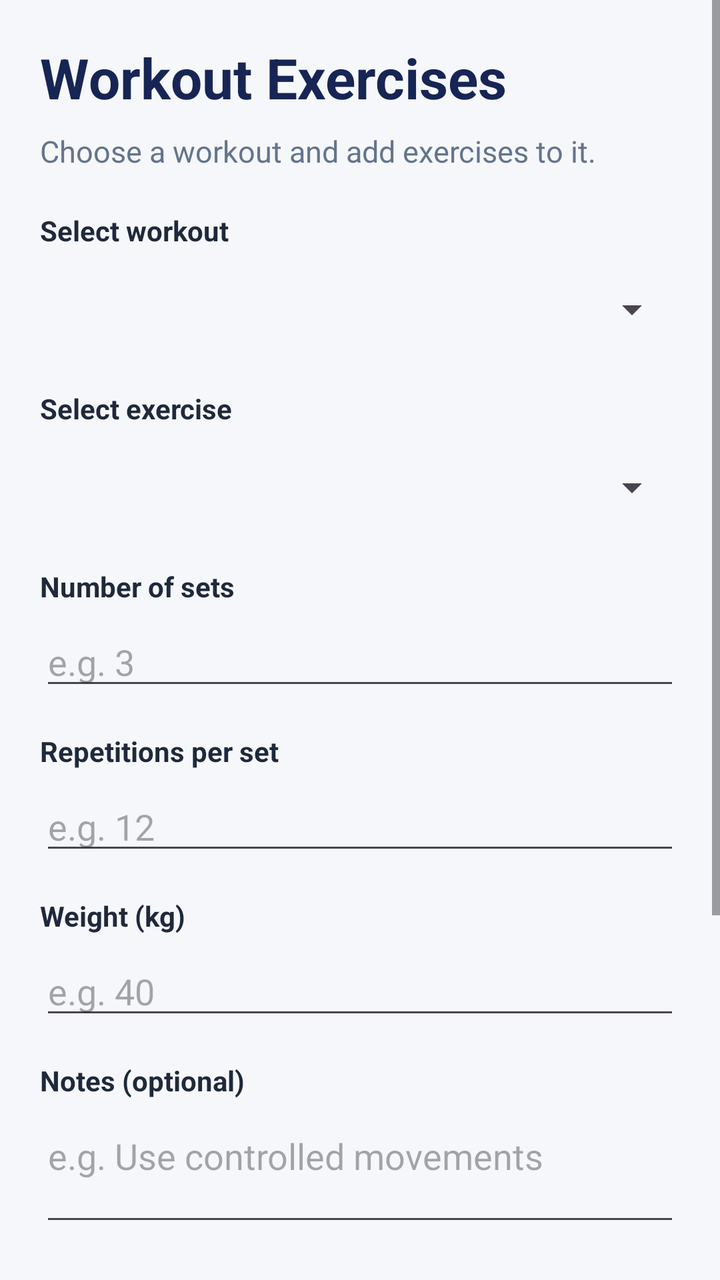
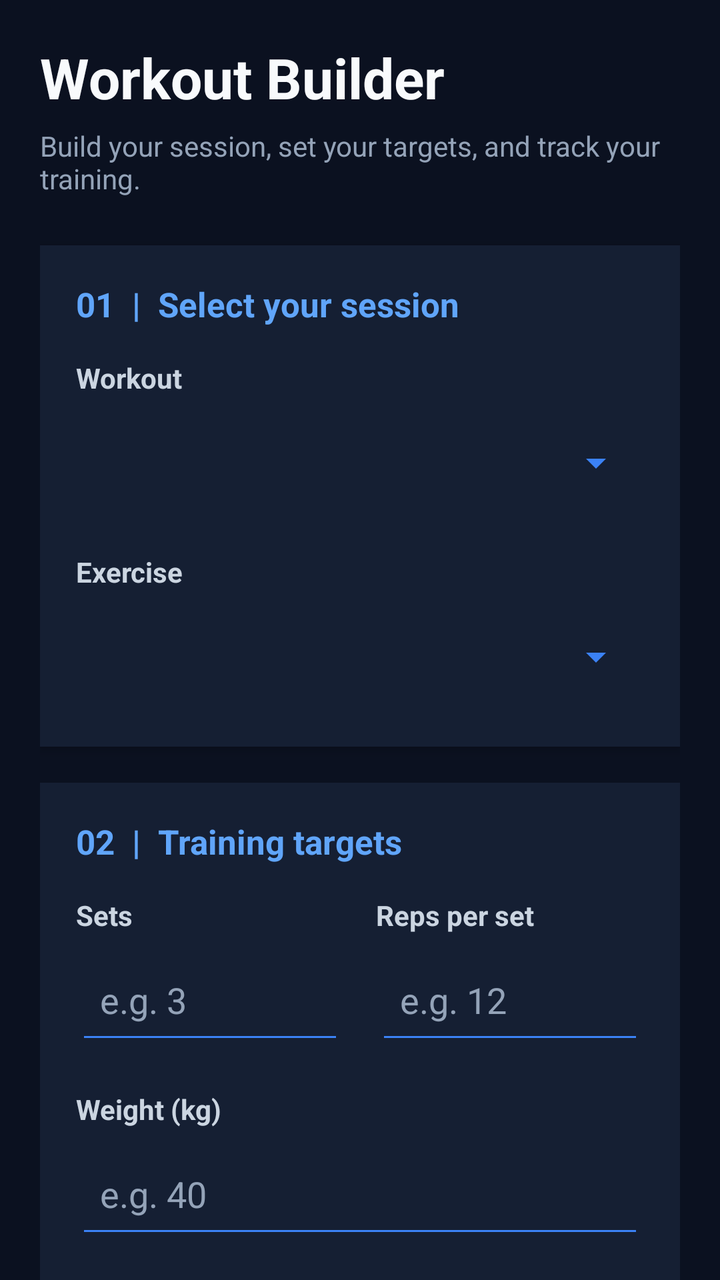

Two renders of the same Android screen: before a commit and after it. Below are the layout's source before the change and the commit's diff.
<!-- AndroidManifest.xml: application theme Theme.GymTrackerPro -->
<!-- res/layout/activity_workout_exercises.xml -->
<?xml version="1.0" encoding="utf-8"?>
<ScrollView xmlns:android="http://schemas.android.com/apk/res/android"
    android:layout_width="match_parent"
    android:layout_height="match_parent"
    android:background="#F5F7FA"
    android:fillViewport="true">

    <LinearLayout
        android:layout_width="match_parent"
        android:layout_height="wrap_content"
        android:orientation="vertical"
        android:padding="20dp">

        <TextView
            android:layout_width="match_parent"
            android:layout_height="wrap_content"
            android:text="Workout Exercises"
            android:textColor="#172554"
            android:textSize="28sp"
            android:textStyle="bold"
            android:layout_marginBottom="8dp" />

        <TextView
            android:layout_width="match_parent"
            android:layout_height="wrap_content"
            android:text="Choose a workout and add exercises to it."
            android:textColor="#64748B"
            android:textSize="15sp"
            android:layout_marginBottom="20dp" />

        <TextView
            android:layout_width="match_parent"
            android:layout_height="wrap_content"
            android:text="Select workout"
            android:textStyle="bold"
            android:textColor="#1E293B" />

        <Spinner
            android:id="@+id/spinnerWorkouts"
            android:layout_width="match_parent"
            android:layout_height="wrap_content"
            android:minHeight="48dp"
            android:layout_marginTop="6dp"
            android:layout_marginBottom="16dp" />

        <TextView
            android:layout_width="match_parent"
            android:layout_height="wrap_content"
            android:text="Select exercise"
            android:textStyle="bold"
            android:textColor="#1E293B" />

        <Spinner
            android:id="@+id/spinnerExercises"
            android:layout_width="match_parent"
            android:layout_height="wrap_content"
            android:minHeight="48dp"
            android:layout_marginTop="6dp"
            android:layout_marginBottom="16dp" />

        <TextView
            android:layout_width="match_parent"
            android:layout_height="wrap_content"
            android:text="Number of sets"
            android:textStyle="bold"
            android:textColor="#1E293B" />

        <EditText
            android:id="@+id/editSets"
            android:layout_width="match_parent"
            android:layout_height="wrap_content"
            android:hint="e.g. 3"
            android:inputType="number"
            android:layout_marginTop="6dp"
            android:layout_marginBottom="16dp" />

        <TextView
            android:layout_width="match_parent"
            android:layout_height="wrap_content"
            android:text="Repetitions per set"
            android:textStyle="bold"
            android:textColor="#1E293B" />

        <EditText
            android:id="@+id/editRepetitions"
            android:layout_width="match_parent"
            android:layout_height="wrap_content"
            android:hint="e.g. 12"
            android:inputType="number"
            android:layout_marginTop="6dp"
            android:layout_marginBottom="16dp" />

        <TextView
            android:layout_width="match_parent"
            android:layout_height="wrap_content"
            android:text="Weight (kg)"
            android:textStyle="bold"
            android:textColor="#1E293B" />

        <EditText
            android:id="@+id/editWeight"
            android:layout_width="match_parent"
            android:layout_height="wrap_content"
            android:hint="e.g. 40"
            android:inputType="numberDecimal"
            android:layout_marginTop="6dp"
            android:layout_marginBottom="16dp" />

        <TextView
            android:layout_width="match_parent"
            android:layout_height="wrap_content"
            android:text="Notes (optional)"
            android:textStyle="bold"
            android:textColor="#1E293B" />

        <EditText
            android:id="@+id/editExerciseNotes"
            android:layout_width="match_parent"
            android:layout_height="wrap_content"
            android:hint="e.g. Use controlled movements"
            android:inputType="textCapSentences|textMultiLine"
            android:minLines="2"
            android:gravity="top"
            android:layout_marginTop="6dp"
            android:layout_marginBottom="20dp" />

        <Button
            android:id="@+id/buttonAddExerciseToWorkout"
            android:layout_width="match_parent"
            android:layout_height="wrap_content"
            android:text="Add Exercise to Workout" />

        <TextView
            android:layout_width="match_parent"
            android:layout_height="wrap_content"
            android:text="Assigned Exercises"
            android:textColor="#172554"
            android:textSize="20sp"
            android:textStyle="bold"
            android:layout_marginTop="28dp"
            android:layout_marginBottom="12dp" />

        <TextView
            android:id="@+id/textAssignedExercises"
            android:layout_width="match_parent"
            android:layout_height="wrap_content"
            android:background="#FFFFFF"
            android:padding="16dp"
            android:text="Assigned exercises will appear here."
            android:textColor="#334155"
            android:textSize="16sp"
            android:lineSpacingExtra="6dp" />

        <Button
            android:id="@+id/buttonBackHome"
            android:layout_width="match_parent"
            android:layout_height="wrap_content"
            android:text="Back"
            android:layout_marginTop="20dp" />

    </LinearLayout>

</ScrollView>
<!-- resources referenced by this layout -->
<resources>
  <style name="Theme.GymTrackerPro" parent="Base.Theme.GymTrackerPro" />
  <style name="Base.Theme.GymTrackerPro" parent="Theme.Material3.DayNight.NoActionBar">
          
          
      </style>
</resources>

<!-- the commit's change to res/layout/activity_workout_exercises.xml (unified diff, before → after) -->
@@ -2,8 +2,9 @@
 <ScrollView xmlns:android="http://schemas.android.com/apk/res/android"
     android:layout_width="match_parent"
     android:layout_height="match_parent"
-    android:background="#F5F7FA"
-    android:fillViewport="true">
+    android:background="#0B1120"
+    android:fillViewport="true"
+    android:scrollbars="none">
 
     <LinearLayout
         android:layout_width="match_parent"
@@ -11,152 +12,275 @@
         android:orientation="vertical"
         android:padding="20dp">
 
+        
         <TextView
             android:layout_width="match_parent"
             android:layout_height="wrap_content"
-            android:text="Workout Exercises"
-            android:textColor="#172554"
+            android:text="Workout Builder"
+            android:textColor="#F8FAFC"
             android:textSize="28sp"
-            android:textStyle="bold"
-            android:layout_marginBottom="8dp" />
+            android:textStyle="bold" />
 
         <TextView
             android:layout_width="match_parent"
             android:layout_height="wrap_content"
-            android:text="Choose a workout and add exercises to it."
-            android:textColor="#64748B"
-            android:textSize="15sp"
-            android:layout_marginBottom="20dp" />
-
-        <TextView
-            android:layout_width="match_parent"
-            android:layout_height="wrap_content"
-            android:text="Select workout"
-            android:textStyle="bold"
-            android:textColor="#1E293B" />
-
-        <Spinner
-            android:id="@+id/spinnerWorkouts"
-            android:layout_width="match_parent"
-            android:layout_height="wrap_content"
-            android:minHeight="48dp"
             android:layout_marginTop="6dp"
-            android:layout_marginBottom="16dp" />
-
-        <TextView
-            android:layout_width="match_parent"
-            android:layout_height="wrap_content"
-            android:text="Select exercise"
-            android:textStyle="bold"
-            android:textColor="#1E293B" />
-
-        <Spinner
-            android:id="@+id/spinnerExercises"
-            android:layout_width="match_parent"
-            android:layout_height="wrap_content"
-            android:minHeight="48dp"
-            android:layout_marginTop="6dp"
-            android:layout_marginBottom="16dp" />
-
-        <TextView
-            android:layout_width="match_parent"
-            android:layout_height="wrap_content"
-            android:text="Number of sets"
-            android:textStyle="bold"
-            android:textColor="#1E293B" />
-
-        <EditText
-            android:id="@+id/editSets"
-            android:layout_width="match_parent"
-            android:layout_height="wrap_content"
-            android:hint="e.g. 3"
-            android:inputType="number"
-            android:layout_marginTop="6dp"
-            android:layout_marginBottom="16dp" />
-
-        <TextView
-            android:layout_width="match_parent"
-            android:layout_height="wrap_content"
-            android:text="Repetitions per set"
-            android:textStyle="bold"
-            android:textColor="#1E293B" />
-
-        <EditText
-            android:id="@+id/editRepetitions"
-            android:layout_width="match_parent"
-            android:layout_height="wrap_content"
-            android:hint="e.g. 12"
-            android:inputType="number"
-            android:layout_marginTop="6dp"
-            android:layout_marginBottom="16dp" />
-
-        <TextView
-            android:layout_width="match_parent"
-            android:layout_height="wrap_content"
-            android:text="Weight (kg)"
-            android:textStyle="bold"
-            android:textColor="#1E293B" />
-
-        <EditText
-            android:id="@+id/editWeight"
-            android:layout_width="match_parent"
-            android:layout_height="wrap_content"
-            android:hint="e.g. 40"
-            android:inputType="numberDecimal"
-            android:layout_marginTop="6dp"
-            android:layout_marginBottom="16dp" />
-
-        <TextView
-            android:layout_width="match_parent"
-            android:layout_height="wrap_content"
-            android:text="Notes (optional)"
-            android:textStyle="bold"
-            android:textColor="#1E293B" />
-
-        <EditText
-            android:id="@+id/editExerciseNotes"
-            android:layout_width="match_parent"
-            android:layout_height="wrap_content"
-            android:hint="e.g. Use controlled movements"
-            android:inputType="textCapSentences|textMultiLine"
-            android:minLines="2"
-            android:gravity="top"
-            android:layout_marginTop="6dp"
-            android:layout_marginBottom="20dp" />
-
-        <Button
-            android:id="@+id/buttonAddExerciseToWorkout"
-            android:layout_width="match_parent"
-            android:layout_height="wrap_content"
-            android:text="Add Exercise to Workout" />
-
-        <TextView
-            android:layout_width="match_parent"
-            android:layout_height="wrap_content"
-            android:text="Assigned Exercises"
-            android:textColor="#172554"
-            android:textSize="20sp"
-            android:textStyle="bold"
-            android:layout_marginTop="28dp"
-            android:layout_marginBottom="12dp" />
-
-        <TextView
-            android:id="@+id/textAssignedExercises"
-            android:layout_width="match_parent"
-            android:layout_height="wrap_content"
-            android:background="#FFFFFF"
-            android:padding="16dp"
-            android:text="Assigned exercises will appear here."
-            android:textColor="#334155"
-            android:textSize="16sp"
-            android:lineSpacingExtra="6dp" />
-
+            android:layout_marginBottom="24dp"
+            android:text="Build your session, set your targets, and track your training."
+            android:textColor="#94A3B8"
+            android:textSize="14sp" />
+
+        
+        <LinearLayout
+            android:layout_width="match_parent"
+            android:layout_height="wrap_content"
+            android:orientation="vertical"
+            android:padding="18dp"
+            android:background="#151F33"
+            android:elevation="3dp">
+
+            <TextView
+                android:layout_width="match_parent"
+                android:layout_height="wrap_content"
+                android:text="01  |  Select your session"
+                android:textColor="#60A5FA"
+                android:textSize="17sp"
+                android:textStyle="bold"
+                android:layout_marginBottom="16dp" />
+
+            <TextView
+                android:layout_width="match_parent"
+                android:layout_height="wrap_content"
+                android:text="Workout"
+                android:textStyle="bold"
+                android:textColor="#CBD5E1"
+                android:layout_marginBottom="6dp" />
+
+            <Spinner
+                android:id="@+id/spinnerWorkouts"
+                android:layout_width="match_parent"
+                android:layout_height="54dp"
+                android:backgroundTint="#3B82F6"
+                android:paddingStart="10dp"
+                android:paddingEnd="10dp" />
+
+            <TextView
+                android:layout_width="match_parent"
+                android:layout_height="wrap_content"
+                android:text="Exercise"
+                android:textStyle="bold"
+                android:textColor="#CBD5E1"
+                android:layout_marginTop="18dp"
+                android:layout_marginBottom="6dp" />
+
+            <Spinner
+                android:id="@+id/spinnerExercises"
+                android:layout_width="match_parent"
+                android:layout_height="54dp"
+                android:backgroundTint="#3B82F6"
+                android:paddingStart="10dp"
+                android:paddingEnd="10dp" />
+
+        </LinearLayout>
+
+        
+        <LinearLayout
+            android:layout_width="match_parent"
+            android:layout_height="wrap_content"
+            android:layout_marginTop="18dp"
+            android:orientation="vertical"
+            android:padding="18dp"
+            android:background="#151F33"
+            android:elevation="3dp">
+
+            <TextView
+                android:layout_width="match_parent"
+                android:layout_height="wrap_content"
+                android:text="02  |  Training targets"
+                android:textColor="#60A5FA"
+                android:textSize="17sp"
+                android:textStyle="bold"
+                android:layout_marginBottom="16dp" />
+
+            
+            <LinearLayout
+                android:layout_width="match_parent"
+                android:layout_height="wrap_content"
+                android:orientation="horizontal"
+                android:weightSum="2">
+
+                <LinearLayout
+                    android:layout_width="0dp"
+                    android:layout_height="wrap_content"
+                    android:layout_weight="1"
+                    android:orientation="vertical"
+                    android:paddingEnd="8dp">
+
+                    <TextView
+                        android:layout_width="match_parent"
+                        android:layout_height="wrap_content"
+                        android:text="Sets"
+                        android:textColor="#CBD5E1"
+                        android:textStyle="bold"
+                        android:layout_marginBottom="6dp" />
+
+                    <EditText
+                        android:id="@+id/editSets"
+                        android:layout_width="match_parent"
+                        android:layout_height="54dp"
+                        android:hint="e.g. 3"
+                        android:inputType="number"
+                        android:singleLine="true"
+                        android:padding="12dp"
+                        android:backgroundTint="#3B82F6"
+                        android:textColor="#F8FAFC"
+                        android:textColorHint="#94A3B8" />
+
+                </LinearLayout>
+
+                <LinearLayout
+                    android:layout_width="0dp"
+                    android:layout_height="wrap_content"
+                    android:layout_weight="1"
+                    android:orientation="vertical"
+                    android:paddingStart="8dp">
+
+                    <TextView
+                        android:layout_width="match_parent"
+                        android:layout_height="wrap_content"
+                        android:text="Reps per set"
+                        android:textColor="#CBD5E1"
+                        android:textStyle="bold"
+                        android:layout_marginBottom="6dp" />
+
+                    <EditText
+                        android:id="@+id/editRepetitions"
+                        android:layout_width="match_parent"
+                        android:layout_height="54dp"
+                        android:hint="e.g. 12"
+                        android:inputType="number"
+                        android:singleLine="true"
+                        android:padding="12dp"
+                        android:backgroundTint="#3B82F6"
+                        android:textColor="#F8FAFC"
+                        android:textColorHint="#94A3B8" />
+
+                </LinearLayout>
+
+            </LinearLayout>
+
+            
+            <TextView
+                android:layout_width="match_parent"
+                android:layout_height="wrap_content"
+                android:text="Weight (kg)"
+                android:textColor="#CBD5E1"
+                android:textStyle="bold"
+                android:layout_marginTop="18dp"
+                android:layout_marginBottom="6dp" />
+
+            <EditText
+                android:id="@+id/editWeight"
+                android:layout_width="match_parent"
+                android:layout_height="54dp"
+                android:hint="e.g. 40"
+                android:inputType="numberDecimal"
+                android:singleLine="true"
+                android:padding="12dp"
+                android:backgroundTint="#3B82F6"
+                android:textColor="#F8FAFC"
+                android:textColorHint="#94A3B8" />
+
+            
+            <TextView
+                android:layout_width="match_parent"
+                android:layout_height="wrap_content"
+                android:text="Training notes (optional)"
+                android:textColor="#CBD5E1"
+                android:textStyle="bold"
+                android:layout_marginTop="18dp"
+                android:layout_marginBottom="6dp" />
+
+            <EditText
+                android:id="@+id/editExerciseNotes"
+                android:layout_width="match_parent"
+                android:layout_height="wrap_content"
+                android:minHeight="90dp"
+                android:hint="e.g. Use controlled movements"
+                android:inputType="textCapSentences|textMultiLine"
+                android:minLines="2"
+                android:gravity="top|start"
+                android:padding="12dp"
+                android:backgroundTint="#3B82F6"
+                android:textColor="#F8FAFC"
+                android:textColorHint="#94A3B8" />
+
+            <Button
+                android:id="@+id/buttonAddExerciseToWorkout"
+                android:layout_width="match_parent"
+                android:layout_height="54dp"
+                android:layout_marginTop="22dp"
+                android:text="Add Exercise to Workout"
+                android:textAllCaps="false"
+                android:textColor="#FFFFFF"
+                android:textSize="16sp"
+                android:textStyle="bold"
+                android:backgroundTint="#2563EB" />
+
+        </LinearLayout>
+
+        
+        <LinearLayout
+            android:layout_width="match_parent"
+            android:layout_height="wrap_content"
+            android:layout_marginTop="18dp"
+            android:orientation="vertical"
+            android:padding="18dp"
+            android:background="#151F33"
+            android:elevation="3dp">
+
+            <TextView
+                android:layout_width="match_parent"
+                android:layout_height="wrap_content"
+                android:text="Your exercise plan"
+                android:textColor="#F8FAFC"
+                android:textSize="20sp"
+                android:textStyle="bold"
+                android:layout_marginBottom="6dp" />
+
+            <TextView
+                android:layout_width="match_parent"
+                android:layout_height="wrap_content"
+                android:text="Exercises assigned to your selected workout"
+                android:textColor="#94A3B8"
+                android:textSize="13sp"
+                android:layout_marginBottom="14dp" />
+
+            <TextView
+                android:id="@+id/textAssignedExercises"
+                android:layout_width="match_parent"
+                android:layout_height="wrap_content"
+                android:minHeight="70dp"
+                android:background="#0F172A"
+                android:padding="16dp"
+                android:text="Assigned exercises will appear here."
+                android:textColor="#CBD5E1"
+                android:textSize="15sp"
+                android:lineSpacingExtra="6dp" />
+
+        </LinearLayout>
+
+        
         <Button
             android:id="@+id/buttonBackHome"
             android:layout_width="match_parent"
-            android:layout_height="wrap_content"
-            android:text="Back"
-            android:layout_marginTop="20dp" />
+            android:layout_height="52dp"
+            android:layout_marginTop="22dp"
+            android:layout_marginBottom="12dp"
+            android:text="Back to Dashboard"
+            android:textAllCaps="false"
+            android:textColor="#F8FAFC"
+            android:backgroundTint="#334155" />
 
     </LinearLayout>
 
